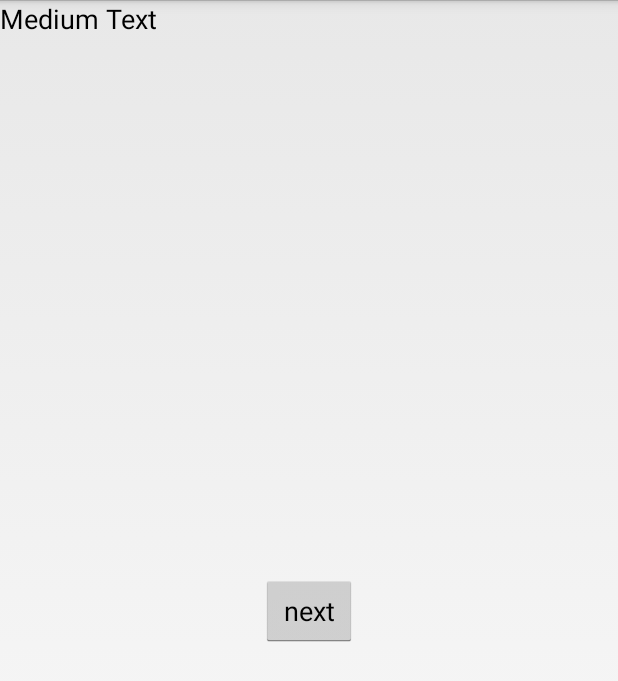
After one commit to dhaven/GameOfShapes, an Android app: the TutorialActivity screen opened directly, with no data from a screen before it, on a phone screen of 412 x 824 dp. The commit adds this screen. Shown: the top 681 px of the screen. Run offline under Robolectric (Android 15) with nearby library versions, the phone set to English and light mode, and no system bars.

Commit message:
tuto-part 1

```diff
--- a/app/src/main/java/com/david/gameofshapes/Activities/GameActivity.java
+++ b/app/src/main/java/com/david/gameofshapes/Activities/GameActivity.java
@@ -72,10 +72,10 @@ public class GameActivity extends Activity implements View.OnClickListener {
             next.setVisibility(View.INVISIBLE);
         }
 
-        buildSpecificTable(listImages, rows, PuzzleSelectionActivity.puzzleList.get(puzzleId));
+        buildSpecificTable(contextGameActivity,listImages, rows, PuzzleSelectionActivity.puzzleList.get(puzzleId),tableLayout);
         //buildSolvableTable(listImages,rows,4);
 
-        copyImage(listImages, resetImages);
+        copyImage(contextGameActivity,listImages, resetImages);
 
         onAppearanceAnimations(allAnimations);
         resetGameVariables();
@@ -107,27 +107,27 @@ public class GameActivity extends Activity implements View.OnClickListener {
 
                                     //********* CREATION OF THE PUZZLE ******
 
-    public static void buildSpecificTable(ShapeImage[][] listImages, TableRow[] rows, Puzzle puzzle){
+    public static void buildSpecificTable(Context ctx,ShapeImage[][] listImages, TableRow[] rows, Puzzle puzzle, TableLayout table){
         String[] labels = puzzle.getConfig().split(",");
         //Toast.makeText(this,labels.toString(), Toast.LENGTH_LONG).show();
         int level = 0;
         for(int i = 0; i < listImages.length;i++) {
-            rows[i] = new TableRow(contextGameActivity);
+            rows[i] = new TableRow(ctx);
             rows[i].setLayoutParams(new TableRow.LayoutParams(TableRow.LayoutParams.MATCH_PARENT, TableRow.LayoutParams.MATCH_PARENT));
             for (int j = 0; j < listImages[0].length; j++) {
                 if(labels[j + level].equals("T")){
-                    listImages[i][j] = new ShapeImage(contextGameActivity,"triangle");
+                    listImages[i][j] = new ShapeImage(ctx,"triangle");
                     rows[i].addView(listImages[i][j].getImage());
                 }else if(labels[j + level].equals("C")){
-                    listImages[i][j] = new ShapeImage(contextGameActivity,"square");
+                    listImages[i][j] = new ShapeImage(ctx,"square");
                     rows[i].addView(listImages[i][j].getImage());
                 }else{
-                    listImages[i][j] = new ShapeImage(contextGameActivity,"penta");
+                    listImages[i][j] = new ShapeImage(ctx,"penta");
                     rows[i].addView(listImages[i][j].getImage());
                 }
             }
-            tableLayout.addView(rows[i]);
-            level+=4;
+            table.addView(rows[i]);
+            level+=listImages.length;
         }
         setAdjacency(listImages);
     }
@@ -371,9 +371,9 @@ public class GameActivity extends Activity implements View.OnClickListener {
                 handler.post(new Runnable() {
                     @Override
                     public void run() {
-                        buildSpecificTable(listImages, rows, PuzzleSelectionActivity.puzzleList.get(puzzleId));
+                        buildSpecificTable(contextGameActivity, listImages, rows, PuzzleSelectionActivity.puzzleList.get(puzzleId),tableLayout);
                         onAppearanceAnimations(allAnimations);
-                        copyImage(listImages, resetImages);
+                        copyImage(contextGameActivity,listImages, resetImages);
                         resetGameVariables();
                         viewCounterMoves.setText("" + ShapeImage.getCounter());
                         onAppearanceAnimations(allAnimations);
@@ -436,7 +436,7 @@ public class GameActivity extends Activity implements View.OnClickListener {
 
     //Procedure when reseting the game
     public static void resetProc(){
-        copyImage(resetImages,listImages);
+        copyImage(contextGameActivity,resetImages,listImages);
         for(int i = 0; i < rows.length; i++){
             rows[i].removeAllViews();
         }
@@ -476,10 +476,10 @@ public class GameActivity extends Activity implements View.OnClickListener {
         return n;
     }
 
-    public static void copyImage(ShapeImage[][] in, ShapeImage[][] out){
+    public static void copyImage(Context ctx, ShapeImage[][] in, ShapeImage[][] out){
         for(int i = 0; i < in.length; i++){
             for(int j = 0; j < in[0].length; j++){
-                out[i][j] = new ShapeImage(contextGameActivity,in[i][j].imgToString(in[i][j].getImage()));
+                out[i][j] = new ShapeImage(ctx,in[i][j].imgToString(in[i][j].getImage()));
             }
         }
         setAdjacency(out);
--- a/app/src/main/java/com/david/gameofshapes/Activities/SpeedRunActivity.java
+++ b/app/src/main/java/com/david/gameofshapes/Activities/SpeedRunActivity.java
@@ -71,7 +71,7 @@ public class SpeedRunActivity extends Activity{
     public static boolean isSpeedRun = false;
     public static TextView timerView;
     public static Timer timer;
-    public static long timeLimit = 10000; //60 seconds
+    public static long timeLimit = 60000; //60 seconds
     public static ImageView countDown;
     public static boolean first;
     public static int nameId;
@@ -107,7 +107,7 @@ public class SpeedRunActivity extends Activity{
         AsyncTask<Void,Void,Void> writeTask = new NewPuzzleTask();
         writeTask.execute();
 
-        new LoadHighscores().execute(3);
+        new LoadHighscores().execute(10);
     }
 
     @Override
--- /dev/null
+++ b/app/src/main/java/com/david/gameofshapes/Activities/TutorialActivity.java
@@ -0,0 +1,198 @@
+package com.david.gameofshapes.Activities;
+
+import android.app.Activity;
+import android.content.Context;
+import android.os.Handler;
+import android.support.v7.app.ActionBarActivity;
+import android.os.Bundle;
+import android.view.Gravity;
+import android.view.LayoutInflater;
+import android.view.Menu;
+import android.view.MenuItem;
+import android.view.View;
+import android.view.ViewGroup;
+import android.view.animation.Animation;
+import android.view.animation.AnimationUtils;
+import android.widget.Button;
+import android.widget.GridLayout;
+import android.widget.GridView;
+import android.widget.ImageButton;
+import android.widget.ImageView;
+import android.widget.LinearLayout;
+import android.widget.TableLayout;
+import android.widget.TableRow;
+import android.widget.TextView;
+import android.widget.ViewAnimator;
+
+import com.david.gameofshapes.Puzzle;
+import com.david.gameofshapes.R;
+import com.david.gameofshapes.ShapeImage;
+
+public class TutorialActivity extends Activity {
+
+    private static ViewAnimator tutoView;
+    public static boolean isTutorial;
+    public static int clickCountTuto2;
+    public static int clickCountTuto3;
+    public static Context contextTutoActivity;
+    private static TableRow[] rows = new TableRow[3];
+    private static ShapeImage[][] listImages = new ShapeImage[3][3];
+    private static ShapeImage[][] resetImages = new ShapeImage[3][3];
+    private static TableLayout table;
+
+    @Override
+    protected void onCreate(Bundle savedInstanceState) {
+        super.onCreate(savedInstanceState);
+        setContentView(R.layout.activity_tutorial);
+        initializeVariables();
+        Button next = (Button) findViewById(R.id.next_tuto);
+        next.setOnClickListener(new View.OnClickListener() {
+            @Override
+            public void onClick(View v) {
+                tutoView.showNext();
+            }
+        });
+        ViewGroup.LayoutParams params = new ViewGroup.LayoutParams(ViewGroup.LayoutParams.WRAP_CONTENT, ViewGroup.LayoutParams.WRAP_CONTENT);
+        tutoView.addView(buildTuto2(), 1, params);
+        tutoView.addView(buildTuto3(), 2, params);
+        tutoView.addView(buildTuto4(),3,params);
+
+    }
+
+    public void initializeVariables(){
+        rows = new TableRow[3];
+        listImages = new ShapeImage[3][3];
+        resetImages = new ShapeImage[3][3];
+        isTutorial = true;
+        clickCountTuto2 = 0;
+        clickCountTuto3 = 0;
+        contextTutoActivity = this;
+        tutoView = (ViewAnimator) findViewById(R.id.viewanimator);
+        tutoView.setInAnimation(AnimationUtils.loadAnimation(this, R.anim.slide_in_right));
+        tutoView.setOutAnimation(AnimationUtils.loadAnimation(this, R.anim.slide_left_out));
+    }
+
+    public static View buildTuto2(){
+        LayoutInflater inflater = ((Activity)contextTutoActivity).getLayoutInflater();
+        View tuto2 = inflater.inflate(R.layout.tuto_2, null);
+        LinearLayout container = (LinearLayout) tuto2.findViewById(R.id.tuto2);
+        container.setGravity(Gravity.CENTER_HORIZONTAL);
+        ImageButton img = new ShapeImage(contextTutoActivity, "triangle").getImage();
+        container.addView(img);
+        final Handler handler = new Handler();
+        new Thread(new Runnable() {
+            @Override
+            public void run() {
+                while( clickCountTuto2 < 3){
+                    try {
+                        Thread.sleep(200);
+                    } catch (InterruptedException e) {
+                        System.err.println("Error: " + e.getMessage());
+                    }
+                }
+                try {
+                    Thread.sleep(500);
+                } catch (InterruptedException e) {
+                    e.printStackTrace();
+                }
+                handler.post(new Runnable() {
+                    @Override
+                    public void run() {
+                        clickCountTuto2 = 0;
+                        tutoView.showNext();
+                    }
+                });
+            }
+        }).start();
+        return tuto2;
+    }
+
+    public static View buildTuto3(){
+        LayoutInflater inflater = ((Activity)contextTutoActivity).getLayoutInflater();
+        View tuto3 = inflater.inflate(R.layout.tuto_3, null);
+        GridLayout grid = (GridLayout) tuto3.findViewById(R.id.grid_tuto);
+        grid.setRowCount(3);
+        grid.setColumnCount(3);
+        ShapeImage top = new ShapeImage(contextTutoActivity,"triangle");
+        GridLayout.LayoutParams topLt = new GridLayout.LayoutParams(GridLayout.spec(0,1),GridLayout.spec(1,1));
+        topLt.width = ShapeImage.convertDpToPx(85, (Activity) contextTutoActivity);
+        topLt.height = ShapeImage.convertDpToPx(85, (Activity) contextTutoActivity);
+        grid.addView(top.getImage(),topLt);
+        ShapeImage right = new ShapeImage(contextTutoActivity,"triangle");
+        GridLayout.LayoutParams rightLt = new GridLayout.LayoutParams(GridLayout.spec(1,1),GridLayout.spec(2,1));
+        rightLt.width = ShapeImage.convertDpToPx(85, (Activity) contextTutoActivity);
+        rightLt.height = ShapeImage.convertDpToPx(85, (Activity) contextTutoActivity);
+        grid.addView(right.getImage(),rightLt);
+        ShapeImage bottom = new ShapeImage(contextTutoActivity,"triangle");
+        GridLayout.LayoutParams bottomLt = new GridLayout.LayoutParams(GridLayout.spec(2,1),GridLayout.spec(1,1));
+        bottomLt.width = ShapeImage.convertDpToPx(85, (Activity) contextTutoActivity);
+        bottomLt.height = ShapeImage.convertDpToPx(85, (Activity) contextTutoActivity);
+        grid.addView(bottom.getImage(),bottomLt);
+        ShapeImage left = new ShapeImage(contextTutoActivity,"triangle");
+        GridLayout.LayoutParams leftLt = new GridLayout.LayoutParams(GridLayout.spec(1,1),GridLayout.spec(0,1));
+        leftLt.width = ShapeImage.convertDpToPx(85, (Activity) contextTutoActivity);
+        leftLt.height = ShapeImage.convertDpToPx(85, (Activity) contextTutoActivity);
+        grid.addView(left.getImage(),leftLt);
+        ShapeImage center = new ShapeImage(contextTutoActivity,"triangle");
+        GridLayout.LayoutParams centerLt = new GridLayout.LayoutParams(GridLayout.spec(1,1),GridLayout.spec(1,1));
+        centerLt.width = ShapeImage.convertDpToPx(85, (Activity) contextTutoActivity);
+        centerLt.height = ShapeImage.convertDpToPx(85, (Activity) contextTutoActivity);
+        grid.addView(center.getImage(), centerLt);
+        top.setDown(center.getImage());
+        left.setRight(center.getImage());
+        right.setLeft(center.getImage());
+        bottom.setUp(center.getImage());
+        center.setUp(top.getImage());
+        center.setLeft(left.getImage());
+        center.setRight(right.getImage());
+        center.setDown(bottom.getImage());
+        return tuto3;
+    }
+
+    public static View buildTuto4(){
+        LayoutInflater inflater = ((Activity)contextTutoActivity).getLayoutInflater();
+        View tuto4 = inflater.inflate(R.layout.tuto_4, null);
+        table = (TableLayout) tuto4.findViewById(R.id.grid_tuto2);
+        Puzzle puzzle = new Puzzle("C,T,P,T,C,T,P,T,C");
+        GameActivity.buildSpecificTable(contextTutoActivity, listImages, rows, puzzle, table);
+        GameActivity.copyImage(contextTutoActivity,listImages,resetImages);
+        return tuto4;
+    }
+    public void reset(View view){
+            GameActivity.copyImage(contextTutoActivity,resetImages,listImages);
+        for(int i = 0; i < rows.length; i++){
+            rows[i].removeAllViews();
+        }
+        table.removeAllViews();
+        for(int i = 0; i < listImages.length; i++){
+            rows[i] = new TableRow(contextTutoActivity);
+            rows[i].setLayoutParams(new TableRow.LayoutParams(TableRow.LayoutParams.MATCH_PARENT, TableRow.LayoutParams.MATCH_PARENT));
+            for(int j = 0; j < listImages[0].length; j++){
+                rows[i].addView(listImages[i][j].getImage());
+            }
+            table.addView(rows[i]);
+        }
+    }
+
+    @Override
+    public boolean onCreateOptionsMenu(Menu menu) {
+        // Inflate the menu; this adds items to the action bar if it is present.
+        getMenuInflater().inflate(R.menu.menu_tutorial, menu);
+        return true;
+    }
+
+    @Override
+    public boolean onOptionsItemSelected(MenuItem item) {
+        // Handle action bar item clicks here. The action bar will
+        // automatically handle clicks on the Home/Up button, so long
+        // as you specify a parent activity in AndroidManifest.xml.
+        int id = item.getItemId();
+
+        //noinspection SimplifiableIfStatement
+        if (id == R.id.action_settings) {
+            return true;
+        }
+
+        return super.onOptionsItemSelected(item);
+    }
+}
--- a/app/src/main/java/com/david/gameofshapes/Puzzle.java
+++ b/app/src/main/java/com/david/gameofshapes/Puzzle.java
@@ -22,6 +22,9 @@ public class Puzzle {
         this.config = config;
         this.size = size;
         this.solved = solved;
+    }
+    public Puzzle(String config){
+        this.config = config;
     }
 
     public int getPuzzle_id(){
--- a/app/src/main/java/com/david/gameofshapes/ShapeImage.java
+++ b/app/src/main/java/com/david/gameofshapes/ShapeImage.java
@@ -15,6 +15,7 @@ import android.widget.TableRow;
 import com.david.gameofshapes.Activities.GameActivity;
 import com.david.gameofshapes.Activities.PuzzleSelectionActivity;
 import com.david.gameofshapes.Activities.SpeedRunActivity;
+import com.david.gameofshapes.Activities.TutorialActivity;
 import com.david.gameofshapes.Animations.DisplayNextView;
 import com.david.gameofshapes.Animations.Flip3dAnimation;
 import com.david.gameofshapes.Database.DbContract;
@@ -67,7 +68,7 @@ public class ShapeImage {
             if(left != null){
                 left.startAnimation(getRotation(0,-90,(Integer)left.getTag(), getNextTag(left),left));
             }
-
+            if(!TutorialActivity.isTutorial){
                 //update the counter moves
                 if(SpeedRunActivity.isSpeedRun == false) {
                     updateMoves();
@@ -75,6 +76,9 @@ public class ShapeImage {
                 //verify if the player hasn't lost
                 hasWin();
                 hasLost();
+            }else{
+                TutorialActivity.clickCountTuto2++;
+            }
 
 
         }
--- /dev/null
+++ b/app/src/main/res/anim/slide_in_right.xml
@@ -0,0 +1,6 @@
+<?xml version="1.0" encoding="utf-8"?>
+<set xmlns:android="http://schemas.android.com/apk/res/android"
+    android:interpolator="@android:anim/linear_interpolator">
+    <translate android:fromXDelta="100%p" android:toXDelta="0"
+        android:duration="300"/>
+</set>
--- /dev/null
+++ b/app/src/main/res/anim/slide_left_out.xml
@@ -0,0 +1,6 @@
+<?xml version="1.0" encoding="utf-8"?>
+<set xmlns:android="http://schemas.android.com/apk/res/android"
+    android:interpolator="@android:anim/linear_interpolator">
+    <translate android:fromXDelta="0" android:toXDelta="-100%p"
+        android:duration="300"/>
+</set>
--- /dev/null
+++ b/app/src/main/res/layout/activity_tutorial.xml
@@ -0,0 +1,27 @@
+<LinearLayout xmlns:android="http://schemas.android.com/apk/res/android"
+    xmlns:tools="http://schemas.android.com/tools" android:layout_width="match_parent"
+    android:layout_height="match_parent"
+    tools:context="com.david.gameofshapes.Activities.TutorialActivity"
+    android:orientation="vertical">
+
+    <ViewAnimator
+        android:id="@+id/viewanimator"
+        android:layout_width="wrap_content"
+        android:layout_height="wrap_content" >
+
+        <TextView
+            android:layout_width="wrap_content"
+            android:layout_height="wrap_content"
+            android:textAppearance="?android:attr/textAppearanceMedium"
+            android:text="Medium Text"
+            android:id="@+id/intro_text" />
+    </ViewAnimator>
+
+    <Button
+        android:layout_width="wrap_content"
+        android:layout_height="wrap_content"
+        android:text="next"
+        android:id="@+id/next_tuto"
+        android:layout_gravity="center_horizontal" />
+
+</LinearLayout>
--- /dev/null
+++ b/app/src/main/res/menu/menu_tutorial.xml
@@ -0,0 +1,7 @@
+<menu xmlns:android="http://schemas.android.com/apk/res/android"
+    xmlns:app="http://schemas.android.com/apk/res-auto"
+    xmlns:tools="http://schemas.android.com/tools"
+    tools:context="com.david.gameofshapes.Activities.TutorialActivity">
+    <item android:id="@+id/action_settings" android:title="@string/action_settings"
+        android:orderInCategory="100" app:showAsAction="never" />
+</menu>
--- a/app/src/main/res/values/strings.xml
+++ b/app/src/main/res/values/strings.xml
@@ -8,5 +8,9 @@
     <string name="reset_button">Reset</string>
     <string name="title_activity_puzzle_selection">PuzzleSelectionActivity</string>
     <string name="title_activity_speed_run">SpeedRunActivity</string>
+    <string name="title_activity_tutorial">TutorialActivity</string>
+    <string name="tuto_message_2">The main concept is that shapes shift in a cycle. This shifting occurs when you touch a shape.</string>
+    <string name="tuto_message_3">Another important aspect is that when you touch a shape all adjacent shapes will also shift according to the cycle.</string>
+    <string name="tuto_message_4">Try solving this puzzle by shifting shapes until their all become pentagones.</string>
 
 </resources>
```
Also changed, not shown: app/src/main/AndroidManifest.xml (+9 -1 lines), app/src/main/java/com/david/gameofshapes/Activities/MenuActivity.java (+6 -1 lines), app/src/main/res/layout/menulayout.xml (+10 -0 lines), app/src/main/res/layout/tuto_2.xml (added, +21 -0 lines), app/src/main/res/layout/tuto_3.xml (added, +20 -0 lines), app/src/main/res/layout/tuto_4.xml (added, +28 -0 lines), app/src/main/res/drawable-xxhdpi/shapeshift.png (added). Lines whose indentation alone changed are shown as unchanged.
